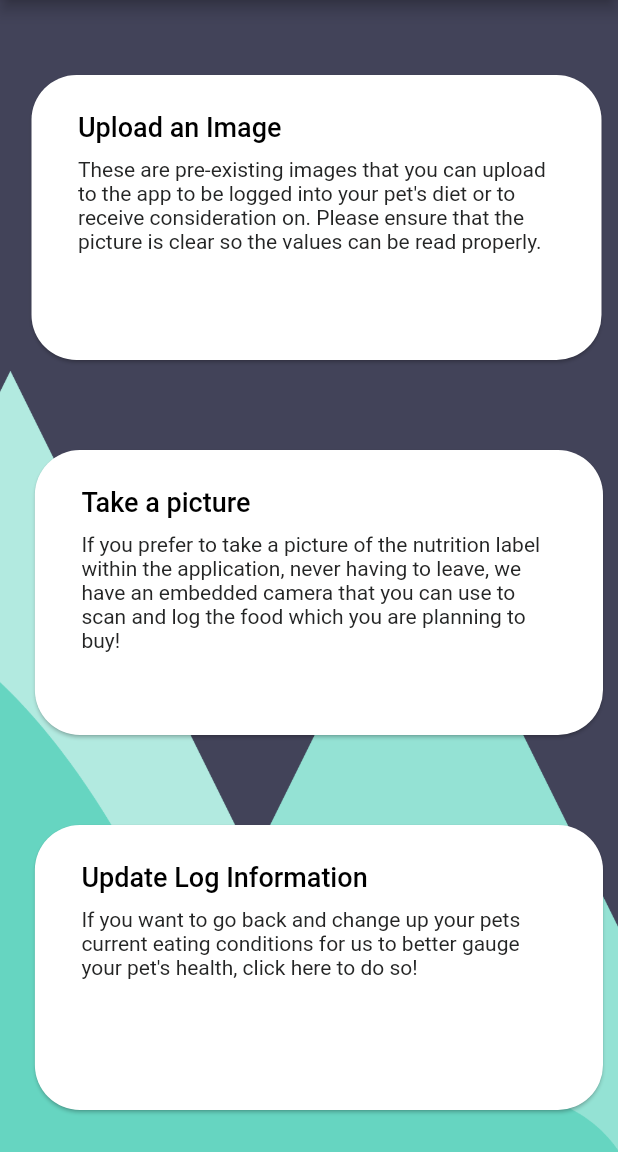
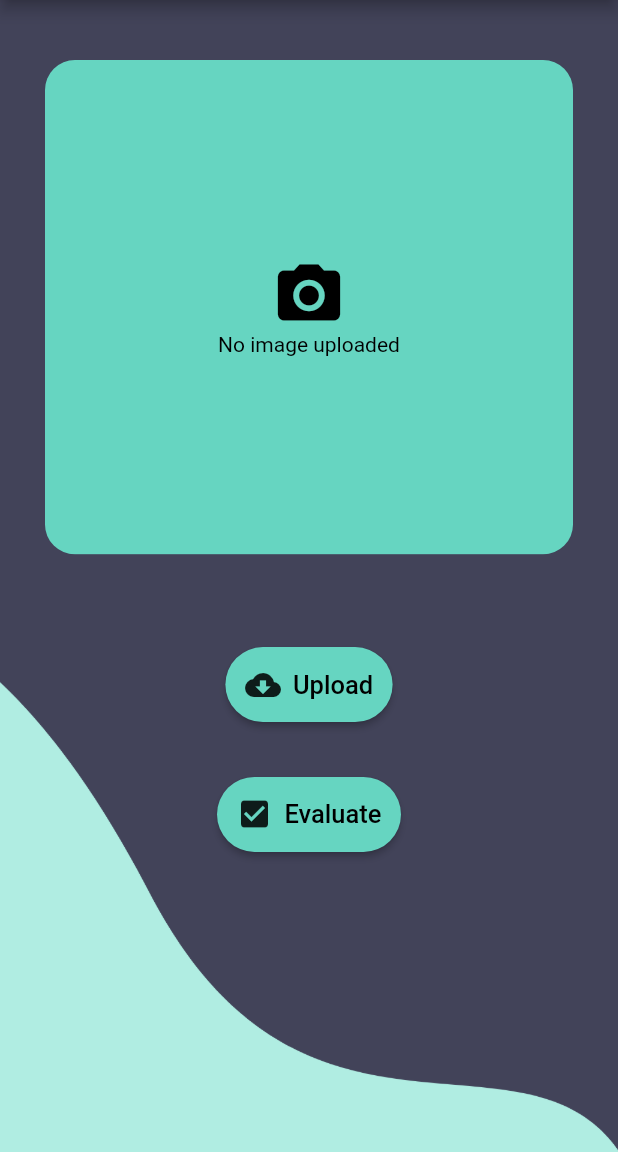
Before and after one commit to kathansheth04/dvhacks, a Flutter app: the DetectionPortal screen opened directly, after a tap on "Upload an Image", on a phone screen of 412 x 824 dp, the part 84-1236 px from its top. Run offline on Flutter 3.47's test engine with Material 2 defaults, Android fonts, the phone set to English and light mode, and no system bars; our stand-ins replace camera, cloud_firestore, firebase_auth, fl_chart, image_picker, toggle_switch; missing offline and left inert: firebase_ml_vision; accounts and stored records are empty.

Commit message:
Add OCR detection for uploaded images + reroute the detection portal

```diff
--- a/lib/screens/mldetection.dart
+++ b/lib/screens/mldetection.dart
@@ -1,4 +1,5 @@
 import 'package:dvhacks/screens/logger.dart';
+import 'package:dvhacks/screens/picture_scanner.dart';
 import 'package:dvhacks/screens/splash.dart';
 import 'package:firebase_auth/firebase_auth.dart';
 import 'package:flutter/material.dart';
@@ -67,7 +68,12 @@ class DetectionPortalState extends State<DetectionPortal> {
                     shape: RoundedRectangleBorder(
                         borderRadius: BorderRadius.circular(30.0)),
                     child: new InkWell(
-                        onTap: () {},
+                        onTap: () {
+                          Navigator.push(
+                              context,
+                              MaterialPageRoute(
+                                  builder: (context) => DetectionScreen()));
+                        },
                         child: Column(children: [
                           Padding(
                             padding: EdgeInsets.fromLTRB(15, 0, 15, 0),
--- /dev/null
+++ b/lib/screens/picture_scanner.dart
@@ -0,0 +1,276 @@
+import 'dart:io';
+
+import 'package:cloud_firestore/cloud_firestore.dart';
+import 'package:firebase_auth/firebase_auth.dart';
+import 'package:flutter/material.dart';
+import 'package:cloud_firestore/cloud_firestore.dart';
+import 'package:image_picker/image_picker.dart';
+import 'package:firebase_ml_vision/firebase_ml_vision.dart';
+import 'package:dvhacks/algorithm.dart';
+import 'package:dvhacks/screens/dashboard.dart';
+import 'package:dvhacks/screens/splash.dart';
+import 'package:dvhacks/screens/mldetection.dart';
+
+class Detection extends StatelessWidget {
+  @override
+  Widget build(BuildContext context) {
+    return MaterialApp(
+      debugShowCheckedModeBanner: false,
+      home: DetectionScreen(),
+    );
+  }
+}
+
+class DetectionScreen extends StatefulWidget {
+  @override
+  _DetectionScreenState createState() => _DetectionScreenState();
+}
+
+class _DetectionScreenState extends State<DetectionScreen> {
+  File pickedImage;
+
+  bool isImageLoaded = false;
+
+  Future pickImage() async {
+    var tempStore = await ImagePicker().getImage(source: ImageSource.gallery);
+
+    setState(() {
+      pickedImage = File(tempStore.path);
+      isImageLoaded = true;
+    });
+  }
+
+  CollectionReference firebase = Firestore.instance.collection("users");
+  final FirebaseAuth auth = FirebaseAuth.instance;
+  List<double> existing = new List<double>();
+  List<double> vals = new List<double>();
+
+  var approvalResult = "";
+  Future<void> evaluateFood() async {
+    final FirebaseUser user = await auth.currentUser();
+    final uid = user.uid;
+    FirebaseVisionImage ourImage = FirebaseVisionImage.fromFile(pickedImage);
+    TextRecognizer recognizeText = FirebaseVision.instance.textRecognizer();
+    VisionText readText = await recognizeText.processImage(ourImage);
+    List<String> variables = new List<String>();
+    List<double> variableValues = new List<double>();
+    for (TextBlock block in readText.blocks) {
+      for (TextLine line in block.lines) {
+        if (line.text.toLowerCase().contains("crude") ||
+            line.text.toLowerCase().contains("moisture") ||
+            line.text.toLowerCase().contains("fat") ||
+            line.text.toLowerCase().contains("fiber") ||
+            line.text.toLowerCase().contains("protein")) {
+          variables.add(line.text);
+        } else if (line.text.toLowerCase().contains("%")) {
+          final intValue = int.parse(
+              line.text.toLowerCase().replaceAll(RegExp('[^0-9]'), ''));
+          double floatValues = intValue / 10.0;
+          variableValues.add(floatValues);
+        }
+      }
+    }
+    print("Variables: ");
+    print(variables);
+    print("");
+    print("values");
+    print(variableValues);
+    /*
+     * Order of arrays: [protein, fat, fiber, moisture]
+     */
+    return firebase
+        .document(uid.toString())
+        .get()
+        .then((DocumentSnapshot snapshot) async {
+      existing.add(double.parse(snapshot.data["protein"].toString()));
+      existing.add(double.parse(snapshot.data["fat"].toString()));
+      existing.add(double.parse(snapshot.data["fiber"].toString()));
+      print("existing: " + existing.toString());
+      vals = variableValues;
+      approvalResult = purchaseDecision(vals, existing, "dog");
+      print(approvalResult);
+    });
+  }
+
+  Future<void> readText() async {
+    FirebaseVisionImage ourImage = FirebaseVisionImage.fromFile(pickedImage);
+    TextRecognizer recognizeText = FirebaseVision.instance.textRecognizer();
+    VisionText readText = await recognizeText.processImage(ourImage);
+    List<String> variables = new List<String>();
+    List<double> variableValues = new List<double>();
+    for (TextBlock block in readText.blocks) {
+      for (TextLine line in block.lines) {
+        if (line.text.toLowerCase().contains("crude") ||
+            line.text.toLowerCase().contains("moisture") ||
+            line.text.toLowerCase().contains("fat") ||
+            line.text.toLowerCase().contains("fiber") ||
+            line.text.toLowerCase().contains("protein")) {
+          variables.add(line.text);
+        } else if (line.text.toLowerCase().contains("%")) {
+          final intValue = int.parse(
+              line.text.toLowerCase().replaceAll(RegExp('[^0-9]'), ''));
+          double floatValues = intValue / 10.0;
+          variableValues.add(floatValues);
+        }
+      }
+    }
+    print("Variables: ");
+    print(variables);
+    print("");
+    print("values");
+    print(variableValues);
+  }
+
+  Future decode() async {
+    FirebaseVisionImage ourImage = FirebaseVisionImage.fromFile(pickedImage);
+    BarcodeDetector barcodeDetector = FirebaseVision.instance.barcodeDetector();
+    List barCodes = await barcodeDetector.detectInImage(ourImage);
+
+    for (Barcode readableCode in barCodes) {
+      print(readableCode.displayValue);
+    }
+  }
+
+  @override
+  Widget build(BuildContext context) {
+    return Scaffold(
+      appBar: AppBar(
+        backgroundColor: const Color(0xFf66D5C1),
+        leading: IconButton(
+            icon: Icon(Icons.arrow_back),
+            color: Colors.black,
+            onPressed: () => Navigator.push(context,
+                MaterialPageRoute(builder: (context) => DetectionPortal()))),
+        title: Text(
+          'Petcare Analytics',
+          style: TextStyle(color: Colors.black),
+        ),
+        actions: [
+          Padding(
+              padding: EdgeInsets.only(right: 20.0),
+              child: GestureDetector(
+                  onTap: () async {
+                    print("pressed");
+                    await FirebaseAuth.instance.signOut().then((value) =>
+                        Navigator.push(context,
+                            MaterialPageRoute(builder: (context) => splash())));
+                  },
+                  child: Icon(
+                    Icons.portrait_rounded,
+                    color: Colors.black,
+                  )))
+        ],
+      ),
+      body: Stack(
+        children: <Widget>[
+          Container(
+            decoration: BoxDecoration(
+              image: DecorationImage(
+                image: AssetImage('lib/assets/dashboardbg.png'),
+                fit: BoxFit.cover,
+              ),
+            ),
+          ),
+          SizedBox(height: 100.0),
+          isImageLoaded
+              ? Center(
+                  child: Container(
+                      height: 200.0,
+                      width: 200.0,
+                      decoration: BoxDecoration(
+                          image: DecorationImage(
+                              image: FileImage(pickedImage),
+                              fit: BoxFit.cover))),
+                )
+              : Container(
+                  margin: EdgeInsets.only(
+                      top: 40,
+                      left: 30,
+                      right: 30,
+                      bottom: MediaQuery.of(context).size.height * 0.1),
+                  child: pickedImage != null
+                      ? ClipRRect(
+                          borderRadius: BorderRadius.circular(20.0),
+                          child: Container(
+                            color: const Color(0xFF424359),
+                            child: SizedBox(
+                              child: Image.file(pickedImage),
+                              height: MediaQuery.of(context).size.height * 0.4,
+                              width: MediaQuery.of(context).size.width * 0.9,
+                            ),
+                          ),
+                        )
+                      : ClipRRect(
+                          borderRadius: BorderRadius.circular(20.0),
+                          child: Container(
+                            color: const Color(0xFf66D5C1),
+                            child: SizedBox(
+                              child: Column(
+                                mainAxisAlignment: MainAxisAlignment.center,
+                                children: [
+                                  Icon(
+                                    Icons.camera_alt,
+                                    size: 50,
+                                    color: Colors.black,
+                                  ),
+                                  Text("No image uploaded",
+                                      style: TextStyle(color: Colors.black))
+                                ],
+                              ),
+                              height: MediaQuery.of(context).size.height * 0.4,
+                              width: MediaQuery.of(context).size.width * 0.9,
+                            ),
+                          ),
+                        ),
+                ),
+          SizedBox(height: 10.0),
+          Container(
+            alignment: Alignment.center,
+            margin: EdgeInsets.only(
+                top: MediaQuery.of(context).size.height * 0.41,
+                bottom: 20,
+                left: MediaQuery.of(context).size.width * 0.15),
+            width: MediaQuery.of(context).size.width * 0.7,
+            child: RaisedButton.icon(
+                icon: Icon(Icons.check_box),
+                onPressed: (() => {
+                      evaluateFood().then((value) => {
+                            if (approvalResult.toLowerCase() == "approve")
+                              {}
+                            else
+                              {}
+                          })
+                    }),
+                shape: RoundedRectangleBorder(
+                    borderRadius: BorderRadius.all(Radius.circular(30.0))),
+                label: Text('Evaluate',
+                    style: TextStyle(color: Colors.black, fontSize: 17)),
+                padding: const EdgeInsets.all(13.0),
+                splashColor: Colors.lightBlue[100],
+                color: const Color(0xFf66D5C1)),
+          ),
+          Container(
+            alignment: Alignment.center,
+            margin: EdgeInsets.only(
+                top: MediaQuery.of(context).size.height * 0.2,
+                bottom: 20,
+                left: MediaQuery.of(context).size.width * 0.15),
+            width: MediaQuery.of(context).size.width * 0.7,
+            child: RaisedButton.icon(
+                icon: Icon(Icons.cloud_download),
+                onPressed: pickImage,
+                shape: RoundedRectangleBorder(
+                    borderRadius: BorderRadius.all(Radius.circular(30.0))),
+                label: Text('Upload',
+                    style: TextStyle(color: Colors.black, fontSize: 17)),
+                padding: const EdgeInsets.all(13.0),
+                splashColor: Colors.lightBlue[100],
+                color: const Color(0xFf66D5C1)),
+          ),
+        ],
+      ),
+    );
+  }
+}
+
+// Developers of petcare acknowledging credit to firebase ml vision documentation
```
